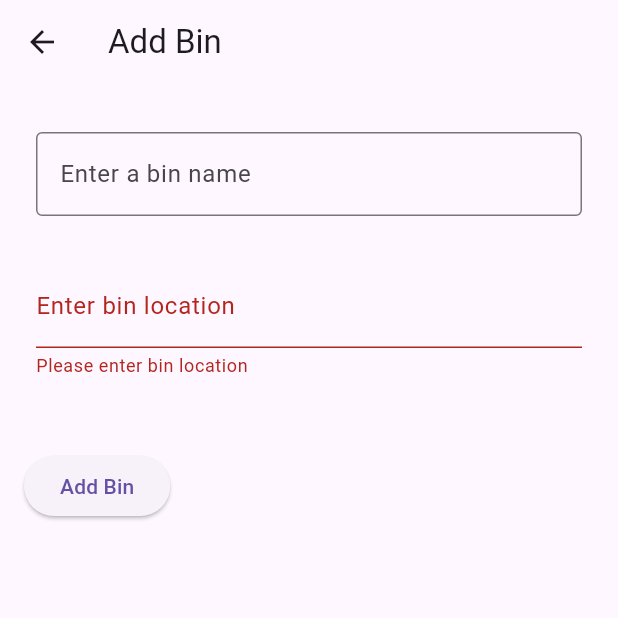
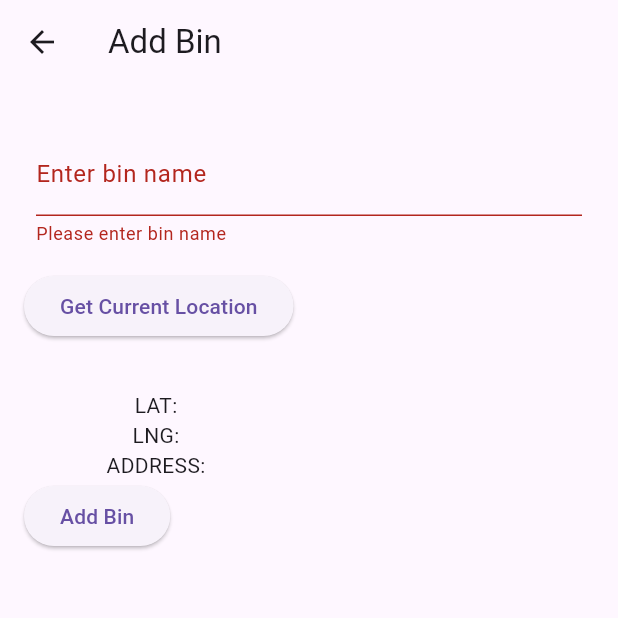
Before and after one commit to Vidi-M/IOT-Waste-Management, a Flutter app: the AddBinPage screen opened directly, after a tap on "Add Bin", on a phone screen of 412 x 824 dp, the top half of it. Run offline on Flutter 3.47's test engine with Material 3 defaults, Android fonts, the phone set to English and light mode, and no system bars; our stand-ins replace carousel_slider, geocoding, geolocator, get, google_maps_flutter and 1 more; missing offline and left inert: dart:ffi.

Commit message:
Add bin page done - can take in a name and location from phone

```diff
--- a/iot_app/iot_app/lib/pages/add_bin_page.dart
+++ b/iot_app/iot_app/lib/pages/add_bin_page.dart
@@ -1,5 +1,8 @@
+import 'dart:ffi';
+
 import 'package:flutter/material.dart';
-import 'package:geolocator/geolocator';
+import 'package:geolocator/geolocator.dart';
+import 'components/find_location.dart';
 
 class AddBinPage extends StatefulWidget {
   const AddBinPage({Key? key}) : super(key: key);
@@ -12,6 +15,7 @@ class _AddBinPageState extends State<AddBinPage> {
   final _formKey = GlobalKey<FormState>();
   TextEditingController _binNameController = TextEditingController();
   TextEditingController _locationController = TextEditingController();
+  final LocationFinder location = LocationFinder();
 
   @override
   Widget build(BuildContext context) {
@@ -26,40 +30,49 @@ class _AddBinPageState extends State<AddBinPage> {
           child: Column(
             crossAxisAlignment: CrossAxisAlignment.start,
             children: <Widget>[
-              const Padding(
-                padding: EdgeInsets.symmetric(horizontal: 8, vertical: 16),
-                child: TextField(
-                  decoration: InputDecoration(
-                    border: OutlineInputBorder(),
-                    hintText: 'Enter a bin name',
-                  ),
-                ),
-              ),
               Padding(
                 padding: const EdgeInsets.symmetric(horizontal: 8, vertical: 16),
                 child: TextFormField(
-                  controller: _locationController,
+                  controller: _binNameController,
                   decoration: const InputDecoration(
                     border: UnderlineInputBorder(),
-                    labelText: 'Enter bin location',
+                    labelText: 'Enter bin name',
                   ),
                   validator: (value) {
                     if (value == null || value.isEmpty) {
-                      return 'Please enter bin location';
+                      return 'Please enter bin name';
                     }
                     return null;
                   },
                 ),
               ),
-              const SizedBox(height: 32),
+
+              Column(
+                mainAxisAlignment: MainAxisAlignment.center,
+                children: [
+                  ElevatedButton(
+                    onPressed: () async {
+                      await location.getCurrentPosition();
+                      setState(() {
+                      });
+                    },
+                    child: const Text("Get Current Location"),
+                  ),
+                  const SizedBox(height: 32),
+                  Text('LAT: ${location.currentPosition?.latitude ?? ""}'),
+                  Text('LNG: ${location.currentPosition?.longitude ?? ""}'),
+                  Text('ADDRESS: ${location.currentAddress ?? ""}'),
+                ]
+              ),
               ElevatedButton(
                 onPressed: () {
                   if (_formKey.currentState!.validate()) {
                     // Add functionality to save bin here
                     String binName = _binNameController.text;
-                    String location = _locationController.text;
+                    double lat = location.currentPosition!.latitude;
+                    double lng = location.currentPosition!.longitude;
                     print('Bin Name: $binName');
-                    print('Location: $location');
+                    print('LatLng: ($lat, $lng)');
                   }
                 },
                 child: Text('Add Bin'),
--- a/iot_app/iot_app/pubspec.yaml
+++ b/iot_app/iot_app/pubspec.yaml
@@ -38,6 +38,9 @@ dependencies:
   percent_indicator: ^4.2.3
   provider: ^6.1.1
   google_maps_flutter: ^2.5.0
+  geolocator: ^8.2.0
+  geocoding: ^2.0.4
+  get: ^4.6.6
 
 
 dev_dependencies:
```
Also changed, not shown: iot_app/iot_app/lib/pages/components/find_location.dart (added, +65 -0 lines), iot_app/iot_app/pubspec.lock, 5 other files.
